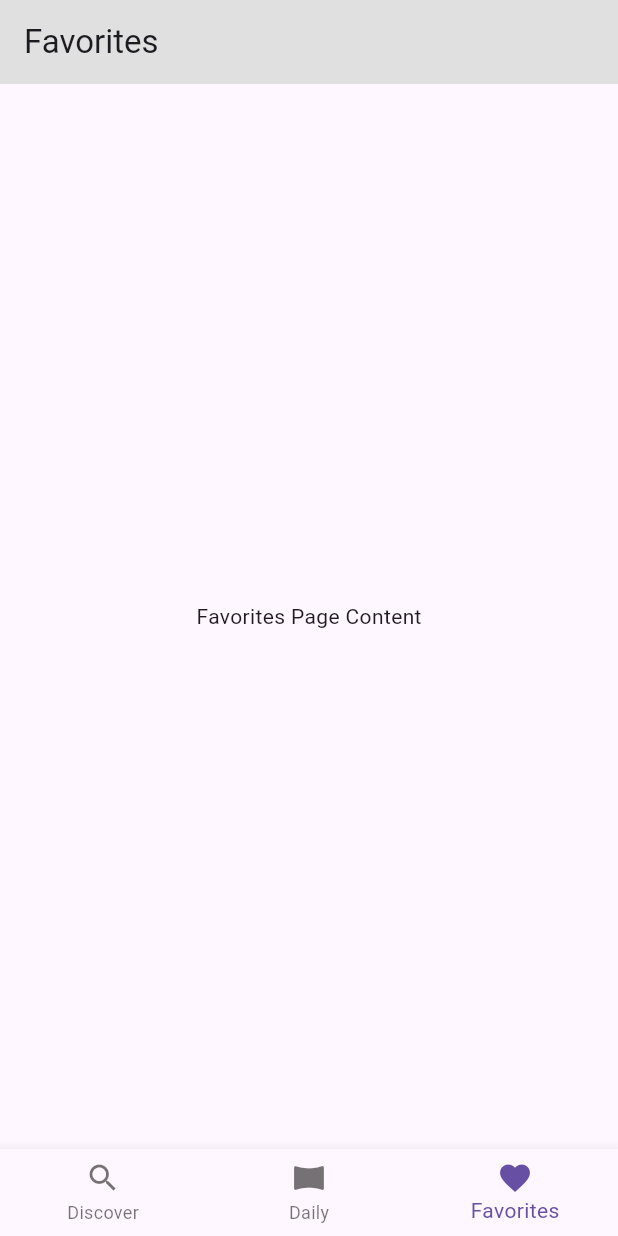
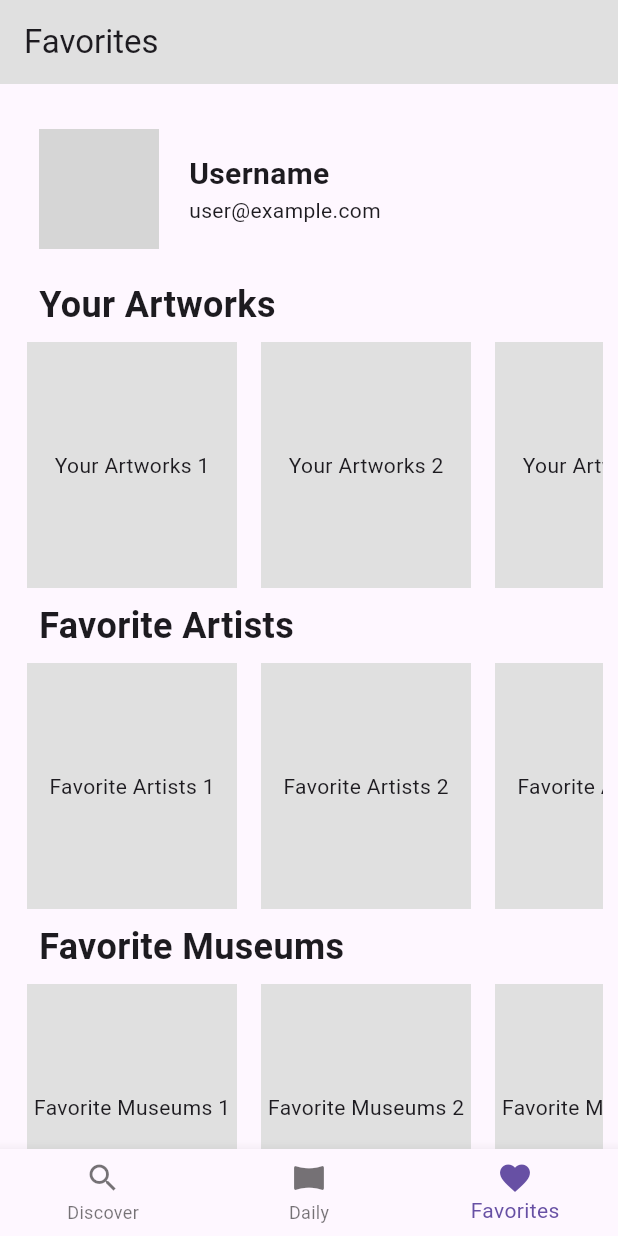
Before and after one commit to esraekmekci/picasso-app, a Flutter app: the FavoritesPage screen opened by its route, on a phone screen of 412 x 824 dp. Run offline on Flutter 3.47's test engine with Material 3 defaults, Android fonts, the phone set to English and light mode, and no system bars; our stand-ins replace firebase_auth, firebase_core; accounts and stored records are empty; network calls fail; grey boxes are pictures that could not be loaded.

Commit message:
update fav page

```diff
--- a/lib/discover.dart
+++ b/lib/discover.dart
@@ -22,6 +22,7 @@ class _DiscoverPageState extends State<DiscoverPage> {
 
       ),
       body: SingleChildScrollView(
+        padding: const EdgeInsets.all(5.0),
         child: Column(
           children: [
             Padding(
--- a/lib/favorites.dart
+++ b/lib/favorites.dart
@@ -6,10 +6,8 @@ class FavoritesPage extends StatefulWidget {
   _FavoritesPageState createState() => _FavoritesPageState();
 }
 
-
 class _FavoritesPageState extends State<FavoritesPage> {
-  int _currentIndex = 2; // Set the default index to 2 for "Favorites"
-
+  int _currentIndex = 2; // Keep this if the bottom navigation is needed
 
   @override
   Widget build(BuildContext context) {
@@ -20,14 +18,84 @@ class _FavoritesPageState extends State<FavoritesPage> {
         elevation: 0,
         automaticallyImplyLeading: false,
       ),
-      body: const Center(
-        child: Text('Favorites Page Content'),
+      body: SingleChildScrollView(
+        padding: const EdgeInsets.all(10.0),
+        child: Column(
+          children: [
+            _buildProfileHeader(), // New method to build the profile header
+            _buildSection(title: 'Your Artworks', itemCount: 10),
+            _buildSection(title: 'Favorite Artists', itemCount: 8),
+            _buildSection(title: 'Favorite Museums', itemCount: 5),
+          ],
         ),
+      ),
+      bottomNavigationBar: _buildBottomNavigationBar(),
+    );
+  }
 
-      bottomNavigationBar: BottomNavigationBar(
+  Widget _buildProfileHeader() {
+    return Container(
+      padding: const EdgeInsets.symmetric(vertical: 20, horizontal: 16),
+      child: const Row(
+        children: [
+          CircleAvatar(
+            radius: 40,
+            backgroundImage: NetworkImage('https://via.placeholder.com/150'), // Placeholder image
+          ),
+          SizedBox(width: 20),
+          Expanded(
+            child: Column(
+              crossAxisAlignment: CrossAxisAlignment.start,
+              children: [
+                Text(
+                  'Username',
+                  style: TextStyle(fontSize: 20, fontWeight: FontWeight.bold),
+                ),
+                Text('user@example.com'), // Example email
+              ],
+            ),
+          )
+        ],
+      ),
+    );
+  }
+
+  Widget _buildSection({required String title, required int itemCount}) {
+    return Column(
+      crossAxisAlignment: CrossAxisAlignment.start,
+      children: [
+        Padding(
+          padding: const EdgeInsets.symmetric(horizontal: 16.0),
+          child: Text(
+            title,
+            style: const TextStyle(fontSize: 24, fontWeight: FontWeight.bold),
+          ),
+        ),
+        SizedBox(
+          height: 180,
+          child: ListView.builder(
+            scrollDirection: Axis.horizontal,
+            itemCount: itemCount,
+            itemBuilder: (context, index) {
+              return Container(
+                width: 140,
+                margin: const EdgeInsets.all(8),
+                color: Colors.grey[300],
+                alignment: Alignment.center,
+                child: Text('$title ${index + 1}'),
+              );
+            },
+          ),
+        ),
+      ],
+    );
+  }
+
+  Widget _buildBottomNavigationBar() {
+    return BottomNavigationBar(
       currentIndex: _currentIndex,
       onTap: (index) {
-          if (index != _currentIndex) { // Check if the current index is different
+        if (index != _currentIndex) {
           setState(() {
             _currentIndex = index;
           });
@@ -39,7 +107,7 @@ class _FavoritesPageState extends State<FavoritesPage> {
               Navigator.pushNamed(context, '/daily');
               break;
             case 2:
-                Navigator.pushNamed(context, '/favorites');
+              Navigator.pushNamed(context, '/profile'); // Assuming '/profile' is the route for this page
               break;
           }
         }
@@ -58,7 +126,6 @@ class _FavoritesPageState extends State<FavoritesPage> {
           label: 'Favorites',
         ),
       ],
-      ),
     );
   }
 }
```
Lines whose indentation alone changed are shown as unchanged.
